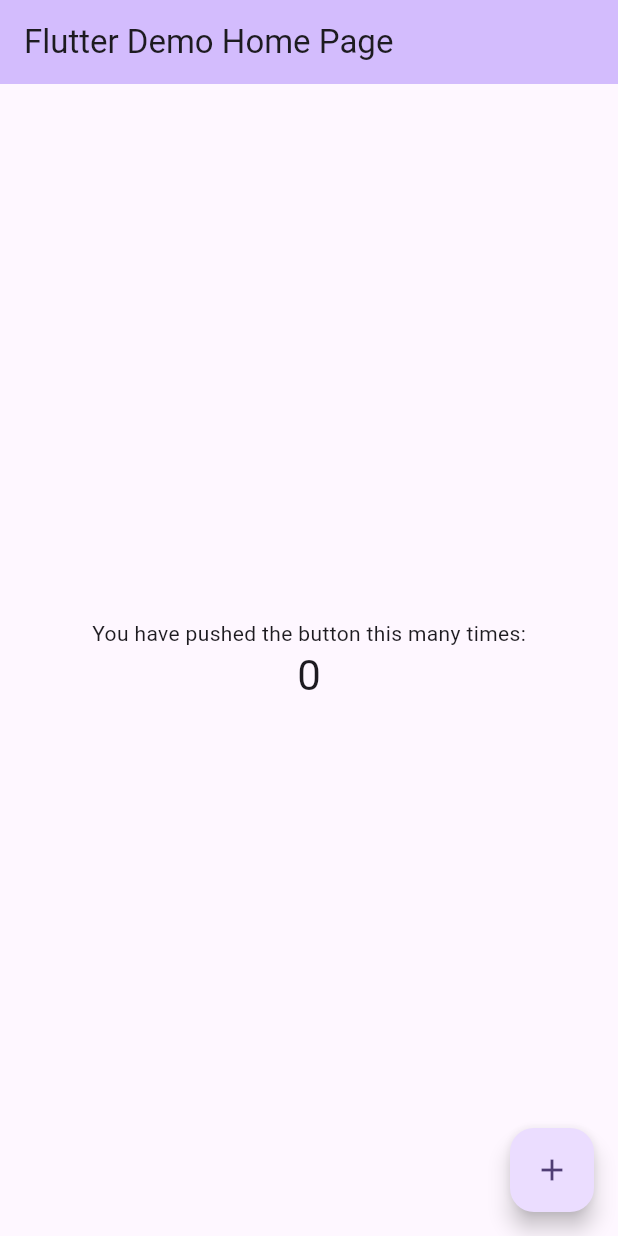
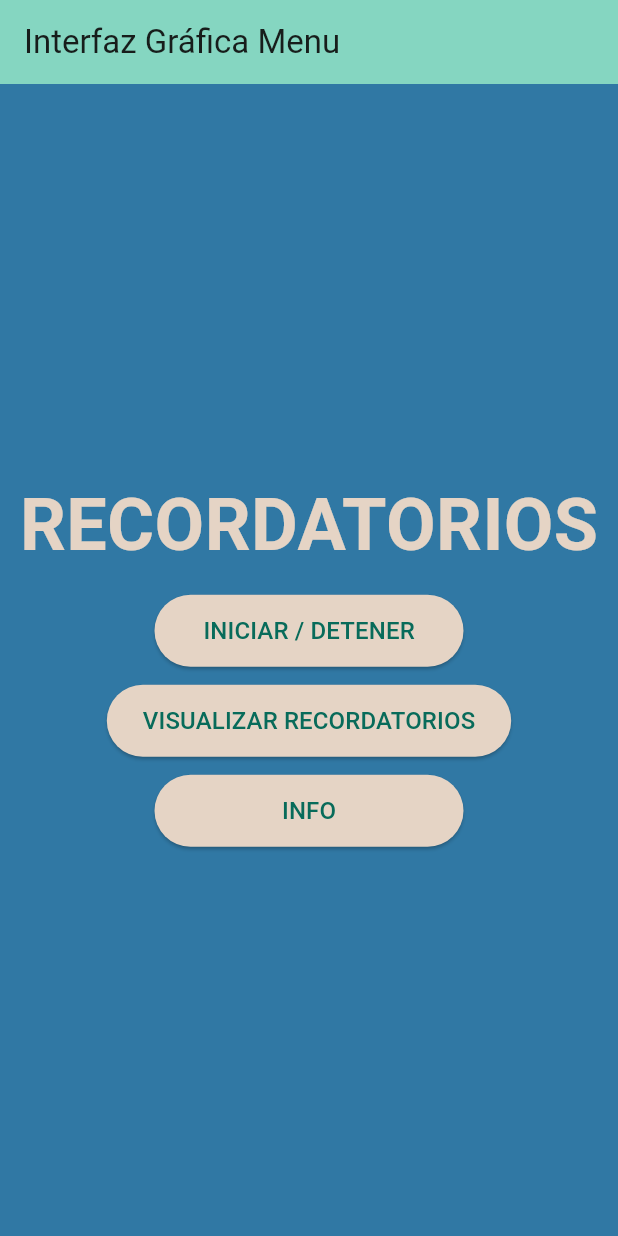
Before and after one commit to DanPao-GA/recordatorios_app, a Flutter app: the screen it shows after launch, on a phone screen of 412 x 824 dp. Run offline on Flutter 3.47's test engine with Material 3 defaults, Android fonts, the phone set to English and light mode, and no system bars.

Commit message:
"Orden, creacion de archivo de interfaz, modificacion de main"

```diff
--- /dev/null
+++ b/lib/interfaz_grafica_menu.dart
@@ -0,0 +1,132 @@
+import 'package:flutter/material.dart';
+
+
+class AppColors {
+  static const Color colorBase1 = Color.fromARGB(255, 9, 0, 135);
+  static const Color colorBase1_2 = Color.fromARGB(255, 25, 19, 110);
+  static const Color colorBase2 = Color.fromARGB(255, 242, 255, 233);
+  static const Color colorBase3 = Color.fromARGB(255, 242, 164, 165);
+  static const Color colorBase4 = Color.fromARGB(255, 229, 212, 197);
+  static const Color colorBase5 = Color.fromARGB(255, 48, 120, 164);
+  static const Color colorTexto = Colors.white;
+}
+
+
+// class PantallaRecordatorios extends StatelessWidget {
+//   const PantallaRecordatorios({super.key});
+
+//   @override
+//   Widget build(BuildContext context) {
+//     return MaterialApp(
+//       title: Text('Recordatorios App'),
+//       theme: ThemeData(
+//         colorScheme: .fromSeed(seedColor: const Color.fromARGB(255, 106, 255, 223)),
+//         scaffoldBackgroundColor: colorBase5,
+//         //scaffoldBackgroundColor: const Color.fromARGB(255, 236, 175, 233)
+//       ),
+//       home: const Aprendiendo(title: 'Aprendiendo'),
+//     );
+//   }
+// }
+
+class InterfazGraficaMenu extends StatefulWidget {
+  const InterfazGraficaMenu({super.key, required this.title});
+
+  final String title;
+
+  @override
+  State<InterfazGraficaMenu> createState() => _InterfazGraficaMenuState();
+}
+
+class _InterfazGraficaMenuState extends State<InterfazGraficaMenu> {
+  @override
+  Widget build(BuildContext context) {
+    return Scaffold(
+      appBar: AppBar(
+        backgroundColor: Theme.of(context).colorScheme.inversePrimary,
+        title: Text(widget.title),
+      ),
+      body: Center(
+        //center solo acpeta un child, es decir, un hijo, y ese hijo puede ser otro widget que tenga hijos, como un Column
+        //o un Row, un row es una fila
+        child: Column(
+
+        // o uso spacing o uso const SizedBox(height: 12), entre los btoones
+          mainAxisAlignment: .center, // esto es para indicar que los hijos del Column se van a centrar verticalmente
+          spacing: 12, // esto indica 12 pixeles de espacio entre los hijos del Column, es decir, entre los botones
+          children: <Widget>[ // <widget> es para indicar que los hijos del Column son widgets, y es necesario para que el Column funcione correctamente
+
+            Text ('RECORDATORIOS',
+            style: TextStyle(
+                color: AppColors.colorBase4,
+                fontSize: 48,
+                fontWeight: FontWeight.bold
+              ),
+            ),
+
+            ElevatedButton(
+              onPressed: () {
+                Navigator.push(context, MaterialPageRoute<void>(builder: (BuildContext context) => const SomosLosDarts(),));
+              },
+              style: ElevatedButton.styleFrom(
+                minimumSize: Size(MediaQuery.sizeOf(context).width * 0.5, 48), // esto es para indicar que el boton va a ocupar la mitad del ancho de la pantalla, y es necesario para que el boton funcione correctamente
+                backgroundColor: AppColors.colorBase4 // esto es para indicar que el color del boton va a ser blanco, y es necesario para que el boton funcione correctamente
+              ),
+              child: const Text('INICIAR / DETENER', style: TextStyle(fontSize: 16)),
+            ),
+
+            ElevatedButton(
+              onPressed: () {
+                print('sdasd');
+              },
+              style: ElevatedButton.styleFrom(
+                minimumSize: Size(MediaQuery.sizeOf(context).width * 0.5, 48), // esto es para indicar que el boton va a ocupar la mitad del ancho de la pantalla, y es necesario para que el boton funcione correctamente
+                backgroundColor: AppColors.colorBase4 // esto es para indicar que el color del boton va a ser blanco, y es necesario para que el boton funcione correctamente
+              ),
+              child: const Text('VISUALIZAR RECORDATORIOS', style: TextStyle(fontSize: 16)),
+            ),
+
+            ElevatedButton(
+              onPressed: () {
+                print('Elevated Button3 pressed');
+              },
+              style: ElevatedButton.styleFrom(
+                minimumSize: Size(MediaQuery.sizeOf(context).width * 0.5, 48), // esto es para indicar que el boton va a ocupar la mitad del ancho de la pantalla, y es necesario para que el boton funcione correctamente
+                backgroundColor: AppColors.colorBase4 // esto es para indicar que el color del boton va a ser blanco, y es necesario para que el boton funcione correctamente
+              ),
+              child: const Text('INFO', style: TextStyle(fontSize: 16)),
+            ),
+          ],
+
+        )
+
+      ),
+    );
+  }
+}
+
+class SomosLosDarts extends StatefulWidget{
+
+  const SomosLosDarts({super.key});
+  @override
+  State<SomosLosDarts> createState() => _SomosLosDartsState();
+}
+
+
+class _SomosLosDartsState extends State<SomosLosDarts>{
+  @override
+  Widget build(BuildContext context){
+
+    return Scaffold(
+      appBar: AppBar(
+       // title: const Text('Somos los Dart'),
+      ),
+      backgroundColor: const Color.fromARGB(255, 90, 79, 129),
+      body : Center (
+        child: const Text('Somos los Dart', style: TextStyle(color: Color.fromARGB(255, 255, 255, 255))),
+      )
+
+    );
+
+  }
+}
--- a/lib/main.dart
+++ b/lib/main.dart
@@ -1,122 +1,23 @@
 import 'package:flutter/material.dart';
+import 'package:recordatorios_app/interfaz_grafica_menu.dart';
 
 void main() {
-  runApp(const MyApp());
+  runApp(const PantallaRecordatorios());
 }
 
-class MyApp extends StatelessWidget {
-  const MyApp({super.key});
+class PantallaRecordatorios extends StatelessWidget {
+  const PantallaRecordatorios({super.key});
 
-  // This widget is the root of your application.
   @override
   Widget build(BuildContext context) {
     return MaterialApp(
-      title: 'Flutter Demo',
+      title:'Recordatorios App',
       theme: ThemeData(
-        // This is the theme of your application.
-        //
-        // TRY THIS: Try running your application with "flutter run". You'll see
-        // the application has a purple toolbar. Then, without quitting the app,
-        // try changing the seedColor in the colorScheme below to Colors.green
-        // and then invoke "hot reload" (save your changes or press the "hot
-        // reload" button in a Flutter-supported IDE, or press "r" if you used
-        // the command line to start the app).
-        //
-        // Notice that the counter didn't reset back to zero; the application
-        // state is not lost during the reload. To reset the state, use hot
-        // restart instead.
-        //
-        // This works for code too, not just values: Most code changes can be
-        // tested with just a hot reload.
-        colorScheme: .fromSeed(seedColor: Colors.deepPurple),
+        colorScheme: ColorScheme.fromSeed(seedColor: const Color.fromARGB(255, 106, 255, 223)),
+        scaffoldBackgroundColor: AppColors.colorBase5,
+        //scaffoldBackgroundColor: const Color.fromARGB(255, 236, 175, 233)
       ),
-      home: const MyHomePage(title: 'Flutter Demo Home Page'),
+      home: const InterfazGraficaMenu(title: 'Interfaz Gráfica Menu'),
     );
   }
 }
-
-class MyHomePage extends StatefulWidget {
-  const MyHomePage({super.key, required this.title});
-
-  // This widget is the home page of your application. It is stateful, meaning
-  // that it has a State object (defined below) that contains fields that affect
-  // how it looks.
-
-  // This class is the configuration for the state. It holds the values (in this
-  // case the title) provided by the parent (in this case the App widget) and
-  // used by the build method of the State. Fields in a Widget subclass are
-  // always marked "final".
-
-  final String title;
-
-  @override
-  State<MyHomePage> createState() => _MyHomePageState();
-}
-
-class _MyHomePageState extends State<MyHomePage> {
-  int _counter = 0;
-
-  void _incrementCounter() {
-    setState(() {
-      // This call to setState tells the Flutter framework that something has
-      // changed in this State, which causes it to rerun the build method below
-      // so that the display can reflect the updated values. If we changed
-      // _counter without calling setState(), then the build method would not be
-      // called again, and so nothing would appear to happen.
-      _counter++;
-    });
-  }
-
-  @override
-  Widget build(BuildContext context) {
-    // This method is rerun every time setState is called, for instance as done
-    // by the _incrementCounter method above.
-    //
-    // The Flutter framework has been optimized to make rerunning build methods
-    // fast, so that you can just rebuild anything that needs updating rather
-    // than having to individually change instances of widgets.
-    return Scaffold(
-      appBar: AppBar(
-        // TRY THIS: Try changing the color here to a specific color (to
-        // Colors.amber, perhaps?) and trigger a hot reload to see the AppBar
-        // change color while the other colors stay the same.
-        backgroundColor: Theme.of(context).colorScheme.inversePrimary,
-        // Here we take the value from the MyHomePage object that was created by
-        // the App.build method, and use it to set our appbar title.
-        title: Text(widget.title),
-      ),
-      body: Center(
-        // Center is a layout widget. It takes a single child and positions it
-        // in the middle of the parent.
-        child: Column(
-          // Column is also a layout widget. It takes a list of children and
-          // arranges them vertically. By default, it sizes itself to fit its
-          // children horizontally, and tries to be as tall as its parent.
-          //
-          // Column has various properties to control how it sizes itself and
-          // how it positions its children. Here we use mainAxisAlignment to
-          // center the children vertically; the main axis here is the vertical
-          // axis because Columns are vertical (the cross axis would be
-          // horizontal).
-          //
-          // TRY THIS: Invoke "debug painting" (choose the "Toggle Debug Paint"
-          // action in the IDE, or press "p" in the console), to see the
-          // wireframe for each widget.
-          mainAxisAlignment: .center,
-          children: [
-            const Text('You have pushed the button this many times:'),
-            Text(
-              '$_counter',
-              style: Theme.of(context).textTheme.headlineMedium,
-            ),
-          ],
-        ),
-      ),
-      floatingActionButton: FloatingActionButton(
-        onPressed: _incrementCounter,
-        tooltip: 'Increment',
-        child: const Icon(Icons.add),
-      ),
-    );
-  }
-}
```
Also changed, not shown: 1 other file.
